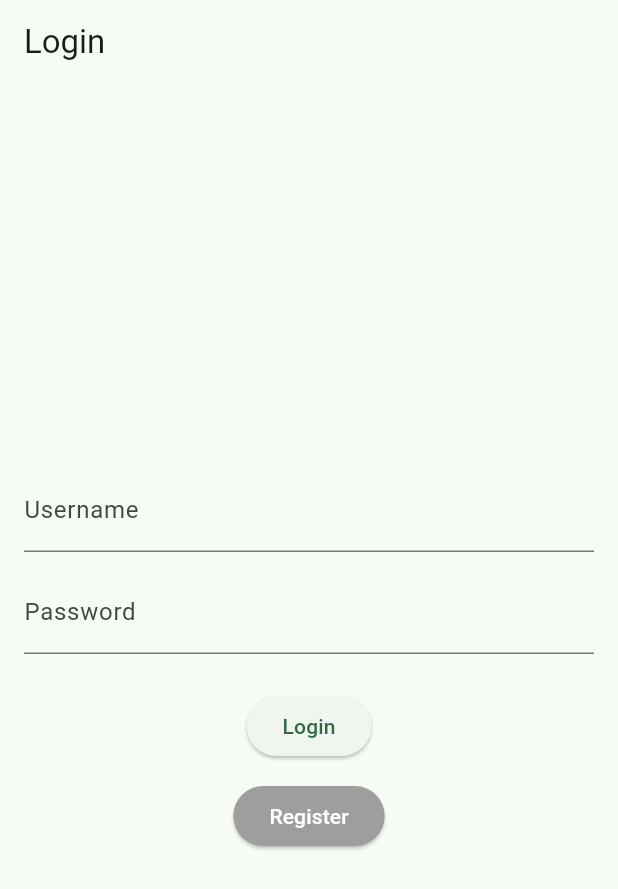
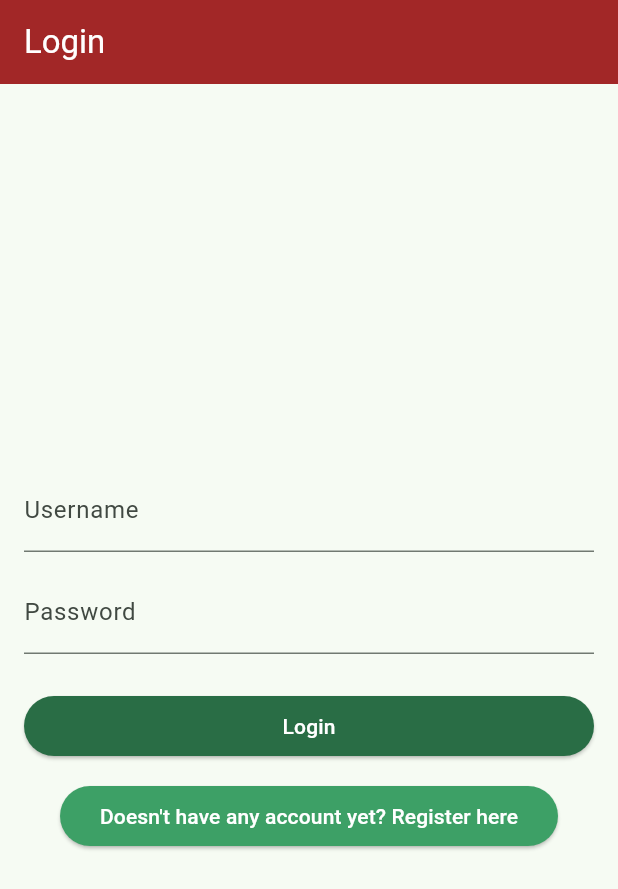
Before and after one commit to striveries/foodstock-mobile, a Flutter app: the screen it shows after launch, on a phone screen of 412 x 824 dp. Shown: the top 889 px of the screen. Run offline on Flutter 3.47's test engine with Material 2 defaults, Android fonts, the light colour scheme and no system bars; missing offline and left inert: pbp_django_auth.

Commit message:
fixing minor ui

```diff
--- a/lib/screens/login.dart
+++ b/lib/screens/login.dart
@@ -41,11 +41,14 @@ class _LoginPageState extends State<LoginPage> {
     return Scaffold(
       appBar: AppBar(
         title: const Text('Login'),
+        backgroundColor:  Color.fromARGB(255, 162, 39, 39),
+        foregroundColor:  Colors.white,
       ),
       body: Container(
         padding: const EdgeInsets.all(16.0),
         child: Column(
           mainAxisAlignment: MainAxisAlignment.center,
+          crossAxisAlignment: CrossAxisAlignment.stretch,
           children: [
             TextField(
               controller: _usernameController,
@@ -63,6 +66,10 @@ class _LoginPageState extends State<LoginPage> {
             ),
             const SizedBox(height: 24.0),
             ElevatedButton(
+              style: ElevatedButton.styleFrom(
+                backgroundColor: const Color.fromARGB(255, 41, 109, 69),
+                foregroundColor: Colors.white,
+              ),
               onPressed: () async {
                 String username = _usernameController.text;
                 String password = _passwordController.text;
@@ -114,8 +121,8 @@ class _LoginPageState extends State<LoginPage> {
               padding: const EdgeInsets.symmetric(horizontal: 24.0),
               child: ElevatedButton(
                 style: ElevatedButton.styleFrom(
-                                primary: Colors.grey, // Button color
-                                onPrimary: Colors.white, // Text color
+                  backgroundColor: Color.fromARGB(255, 61, 160, 102),
+                  foregroundColor: Colors.white,
                 ),
                 onPressed: () {
                   Navigator.push(
@@ -124,7 +131,7 @@ class _LoginPageState extends State<LoginPage> {
                         builder: (context) => const RegisterPage()),
                   );
                 },
-                              child: const Text('Register'),
+                child: const Text("Doesn't have any account yet? Register here"),
               )
             ),
           ],
--- a/lib/screens/register.dart
+++ b/lib/screens/register.dart
@@ -105,7 +105,7 @@ class _RegisterPageState extends State<RegisterPage> {
             color: Colors.white,
           ),
         ),
-        backgroundColor: Colors.indigo,
+        backgroundColor:  Color.fromARGB(255, 162, 39, 39),
         leading: IconButton(
           icon: const Icon(Icons.arrow_back),
           onPressed: () => Navigator.pop(context),
@@ -136,8 +136,8 @@ class _RegisterPageState extends State<RegisterPage> {
             const SizedBox(height: 24.0),
             ElevatedButton(
               style: ElevatedButton.styleFrom(
-                primary: Colors.indigo, // Button color
-                onPrimary: Colors.white, // Text color
+                backgroundColor: const Color.fromARGB(255, 41, 109, 69),
+                foregroundColor: Colors.white,
               ),
               onPressed: () {
                 registerUser();
```
Lines whose indentation alone changed are shown as unchanged.
